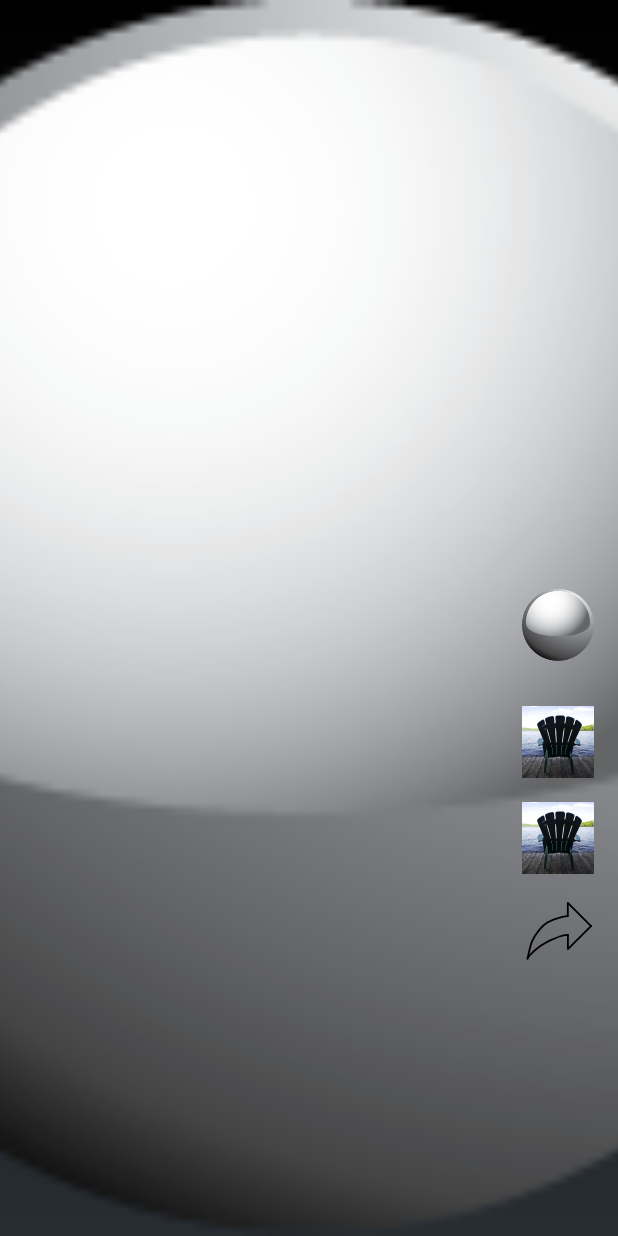
After one commit to whc2001/EECS4443W2324Project, an Android app: the TouchModeActivity screen opened directly, with no data from a screen before it, on a phone screen of 412 x 824 dp. The commit adds this screen. Run offline under Robolectric (Android 15) with nearby library versions, the phone set to English and light mode, and no system bars; 3 statements that could not run were skipped.

Commit message:
add touchModeUi activity

```diff
--- a/app/src/main/AndroidManifest.xml
+++ b/app/src/main/AndroidManifest.xml
@@ -26,6 +26,11 @@
             android:label="@string/app_name"
             android:theme="@android:style/Theme.NoTitleBar.Fullscreen" >
         </activity>
+        <activity
+            android:name="ca.yorku.eecs.groupr.tilttiktok.TouchModeActivity"
+            android:label="@string/app_name"
+            android:theme="@android:style/Theme.NoTitleBar.Fullscreen" >
+        </activity>
     </application>
 
 </manifest>
--- /dev/null
+++ b/app/src/main/java/ca/yorku/eecs/groupr/tilttiktok/TouchModeActivity.java
@@ -0,0 +1,92 @@
+package ca.yorku.eecs.groupr.tilttiktok;
+
+import android.app.Activity;
+import android.content.pm.ActivityInfo;
+import android.content.res.Configuration;
+import android.hardware.Sensor;
+import android.hardware.SensorManager;
+import android.os.Bundle;
+import android.os.CountDownTimer;
+import android.util.Log;
+import android.view.Surface;
+import android.view.WindowManager;
+import android.widget.Toast;
+
+public class TouchModeActivity extends Activity {
+    final static String MYDEBUG = "MYDEBUG"; // for Log.i messages
+
+    private SensorManager sm;
+    private Sensor gyro;
+    private TiltDirectionListener tdl;
+
+    private ExperimentSetup setup;
+
+    @Override
+    public void onCreate(Bundle savedInstanceState) {
+        super.onCreate(savedInstanceState);
+        setContentView(R.layout.touchui);
+
+        // get experiment setup
+        setup = getIntent().getExtras().getParcelable("setup");
+
+        // lock rotate
+        if (this.getDefaultDeviceOrientation() == Configuration.ORIENTATION_LANDSCAPE)
+            setRequestedOrientation(ActivityInfo.SCREEN_ORIENTATION_LANDSCAPE);
+        else setRequestedOrientation(ActivityInfo.SCREEN_ORIENTATION_PORTRAIT);
+
+        if (setup.controlMethod == ControlMethod.TILT) {
+            sm = (SensorManager) getSystemService(SENSOR_SERVICE);
+            gyro = sm.getDefaultSensor(Sensor.TYPE_GYROSCOPE);
+            if (gyro == null) {
+                Toast.makeText(this, "Sensor error, the experiment cannot be performed in tilt mode.", Toast.LENGTH_LONG).show();
+                this.finish();
+            }
+            tdl = new TiltDirectionListener(0.6f, 0.25f, new TiltDirectionListener.ITiltDirectionCallback() {
+                @Override
+                public void onTiltDirection(int direction) {
+                    StringBuilder sb = new StringBuilder();
+                    if ((direction & TiltDirectionListener.UP) != 0) sb.append("UP ");
+                    if ((direction & TiltDirectionListener.DOWN) != 0) sb.append("DOWN ");
+                    if ((direction & TiltDirectionListener.LEFT) != 0) sb.append("LEFT ");
+                    if ((direction & TiltDirectionListener.RIGHT) != 0) sb.append("RIGHT ");
+                    Log.i(MYDEBUG, sb.toString());
+                }
+            });
+        }
+    }
+
+    /*
+     * Get the default orientation of the device. This is needed to correctly map the sensor data
+     * for pitch and roll (see onSensorChanged). See...
+     *
+     * http://stackoverflow.com/questions/4553650/how-to-check-device-natural-default-orientation-on-
+     * android-i-e-get-landscape
+     */
+    public int getDefaultDeviceOrientation() {
+        WindowManager windowManager = (WindowManager) getSystemService(WINDOW_SERVICE);
+        Configuration config = getResources().getConfiguration();
+        int rotation = windowManager.getDefaultDisplay().getRotation();
+
+        if (((rotation == Surface.ROTATION_0 || rotation == Surface.ROTATION_180) && config.orientation == Configuration.ORIENTATION_LANDSCAPE) || ((rotation == Surface.ROTATION_90 || rotation == Surface.ROTATION_270) && config.orientation == Configuration.ORIENTATION_PORTRAIT))
+            return Configuration.ORIENTATION_LANDSCAPE;
+        else return Configuration.ORIENTATION_PORTRAIT;
+    }
+    @Override
+    protected void onResume() {
+        super.onResume();
+        if (setup.controlMethod == ControlMethod.TILT) {
+            sm.registerListener(tdl, gyro, SensorManager.SENSOR_DELAY_GAME);
+        }
+    }
+    @Override
+    protected void onPause() {
+        super.onPause();
+        if (setup.controlMethod == ControlMethod.TILT) {
+            sm.unregisterListener(tdl);
+        }
+    }
+    @Override
+    public void onStop() {
+        super.onStop();
+    }
+}
--- /dev/null
+++ b/app/src/main/res/drawable/arrowblank.xml
@@ -0,0 +1,27 @@
+<vector android:height="102dp" android:viewportHeight="423"
+    android:viewportWidth="528" android:width="127.319145dp" xmlns:android="http://schemas.android.com/apk/res/android">
+    <path android:fillColor="#00000000"
+        android:pathData="M178.36,278.83C178.37,278.1 183.13,271.26 187.47,266.19C191,262.15 197.74,255.76 202.29,252.17C206.24,249.12 213.63,243.79 218.01,240.81C225.37,236.03 234.84,230.63 242.27,227.22C249.23,224.14 263.86,218.16 267.14,217.03C272.11,215.31 283.09,212.52 288.42,212.76C289.35,212.81 290.24,212.93 290.58,213.02"
+        android:strokeColor="#000000" android:strokeLineCap="round"
+        android:strokeLineJoin="round" android:strokeWidth="5.00"/>
+    <path android:fillColor="#00000000"
+        android:pathData="M289.65,160.77C289.63,160.77 270.19,164 267.27,164.62C260,166.16 240.04,174.31 233.05,178.55C227.17,182.15 215.64,192.88 211.48,197.86C205.63,204.96 195.41,220.82 192.14,227.99C190.24,232.18 186.96,241.52 185.79,245.89C182.79,258.05 179.68,272.15 178.43,277.69"
+        android:strokeColor="#000000" android:strokeLineCap="round"
+        android:strokeLineJoin="round" android:strokeWidth="5.00"/>
+    <path android:fillColor="#00000000"
+        android:pathData="M290,213.25L290,250.5"
+        android:strokeColor="#000000" android:strokeLineCap="round"
+        android:strokeLineJoin="round" android:strokeWidth="5.00"/>
+    <path android:fillColor="#00000000"
+        android:pathData="M289.75,159.75L289.75,125"
+        android:strokeColor="#000000" android:strokeLineCap="round"
+        android:strokeLineJoin="round" android:strokeWidth="5.00"/>
+    <path android:fillColor="#00000000"
+        android:pathData="M290.5,125L353.88,188.38"
+        android:strokeColor="#000000" android:strokeLineCap="round"
+        android:strokeLineJoin="round" android:strokeWidth="5.00"/>
+    <path android:fillColor="#00000000"
+        android:pathData="M354.5,187.5L290.62,251.38"
+        android:strokeColor="#000000" android:strokeLineCap="round"
+        android:strokeLineJoin="round" android:strokeWidth="5.00"/>
+</vector>
--- /dev/null
+++ b/app/src/main/res/layout/touchui.xml
@@ -0,0 +1,69 @@
+<?xml version="1.0" encoding="utf-8"?>
+<LinearLayout xmlns:android="http://schemas.android.com/apk/res/android"
+    android:layout_width="match_parent"
+    android:layout_height="match_parent"
+    android:orientation="vertical">
+
+    <FrameLayout
+        android:layout_width="match_parent"
+        android:layout_height="0dp"
+        android:layout_weight="1">
+
+        <!-- Content Area -->
+        <ImageView
+            android:id="@+id/content_view"
+            android:layout_width="match_parent"
+            android:layout_height="match_parent"
+            android:scaleType="centerCrop"
+            android:src="@drawable/ball" />
+
+        <!-- Buttons Column -->
+        <LinearLayout
+            android:layout_width="wrap_content"
+            android:layout_height="330dp"
+            android:layout_gravity="end|center_vertical"
+            android:layout_marginTop="130dp"
+            android:orientation="vertical"
+            android:padding="16dp">
+
+            <!-- Icon Area -->
+            <!-- Match the button size -->
+            <ImageView
+                android:layout_width="48dp"
+                android:layout_height="48dp"
+                android:src="@drawable/ball"
+                android:layout_marginBottom="30dp"
+                android:scaleType="centerInside"/>
+
+            <!-- Like Button -->
+            <ImageButton
+                android:layout_width="48dp"
+                android:layout_height="48dp"
+                android:src="@drawable/icon"
+                android:background="?android:selectableItemBackground"
+                android:padding="10dp"
+                android:contentDescription="@string/like_button_description"/>
+
+            <!-- Comment Button -->
+            <ImageButton
+                android:layout_width="48dp"
+                android:layout_height="48dp"
+                android:src="@drawable/icon"
+                android:background="?android:selectableItemBackground"
+                android:layout_marginTop="16dp"
+                android:padding="10dp"
+                android:contentDescription="@string/comment_button_description"/>
+
+            <!-- Share Button -->
+            <ImageButton
+                android:layout_width="48dp"
+                android:layout_height="48dp"
+                android:src="@drawable/arrowblank"
+                android:background="?android:selectableItemBackground"
+                android:layout_marginTop="16dp"
+                android:padding="10dp"
+                android:contentDescription="@string/share_button_description"/>
+
+        </LinearLayout>
+    </FrameLayout>
+</LinearLayout>
--- a/app/src/main/res/values/strings.xml
+++ b/app/src/main/res/values/strings.xml
@@ -8,5 +8,10 @@
     <string name="setupitemcontrolmethod">Control Method</string>
     <string name="setupitemtrials">Trials</string>
     <string name="button01text">OK</string>
-    <string name="button03text">Exit</string>
+    <string name="button02text">OK2</string>
+    <string name="button03text">EXIT</string>
+
+    <string name="like_button_description">a like button</string>
+    <string name="comment_button_description">a comment button</string>
+    <string name="share_button_description">a share button</string>
 </resources>
```
Also changed, not shown: app/src/main/java/ca/yorku/eecs/groupr/tilttiktok/ExperimentSetupActivity.java (+15 -0 lines), app/src/main/res/layout/setup.xml (+10 -0 lines).
